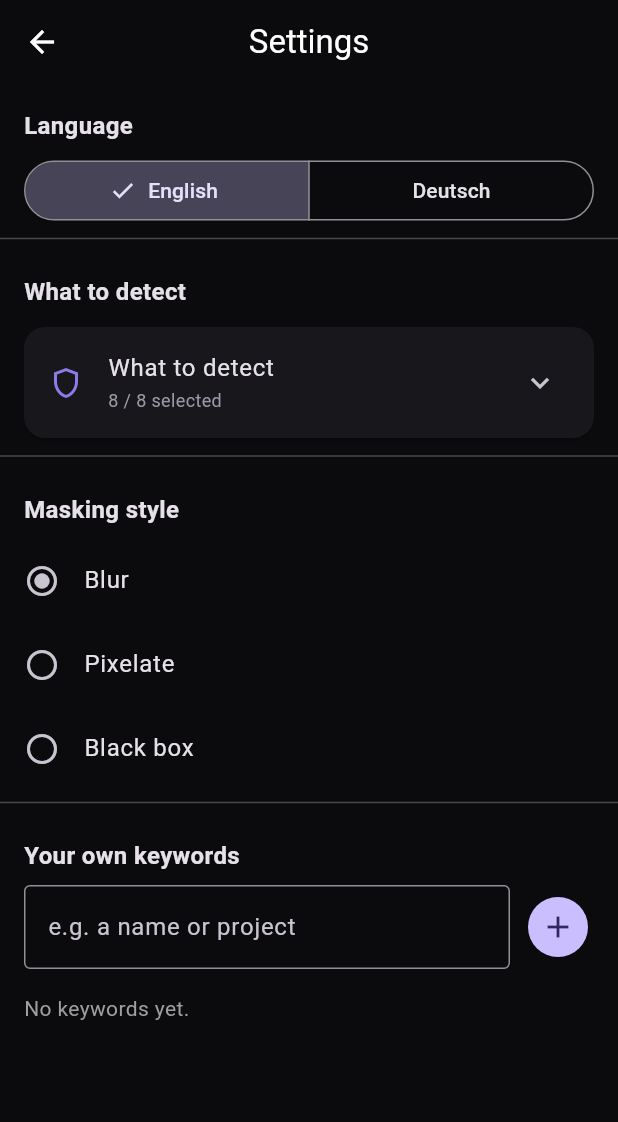
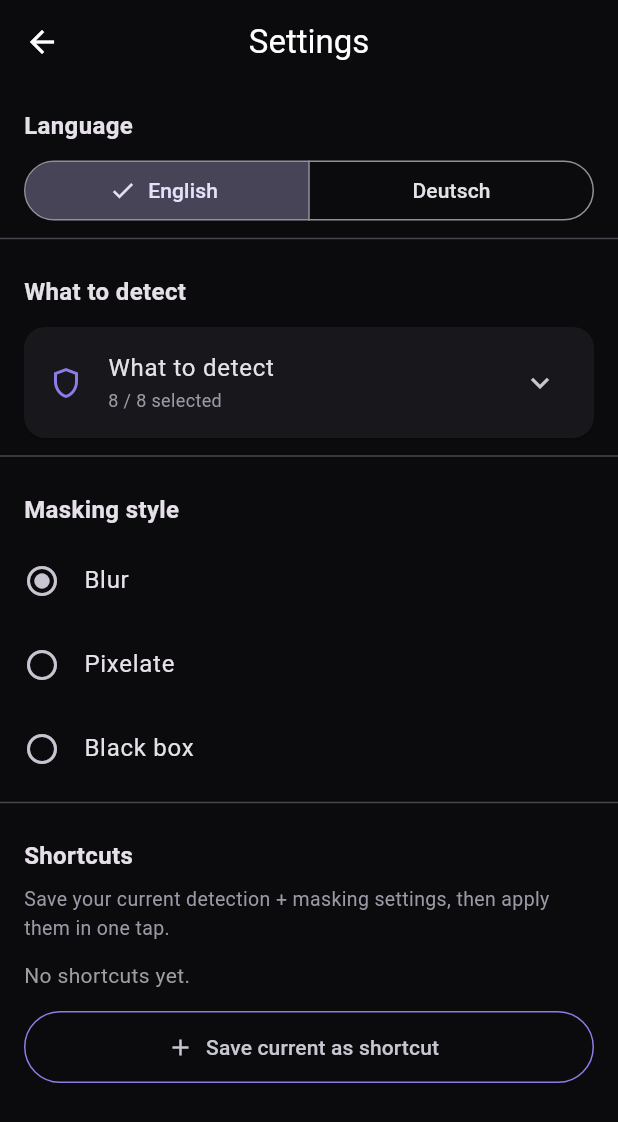
Before and after one commit to rehantariq6000-lab/black-eye, a Flutter app: the SettingsScreen screen opened directly, on a phone screen of 412 x 824 dp. Shown: the top 1122 px of the screen. Run offline on Flutter 3.47's test engine with Material 3 defaults, Android fonts, the phone set to English and light mode, and no system bars; our stand-ins replace file_picker, image_picker, pdf, share_plus, shared_preferences, web; missing offline and left inert: dart:js_interop, gal, google_mlkit_barcode_scanning, google_mlkit_text_recognition, pdfx; accounts and stored records are empty.

Commit message:
Add Shortcuts: save/apply named settings presets (categories + masking style), replacing keywords section

```diff
--- a/lib/l10n/app_strings.dart
+++ b/lib/l10n/app_strings.dart
@@ -46,6 +46,22 @@ class S {
       _pick('e.g. a name or project', 'z. B. ein Name oder Projekt');
   static String get noKeywords =>
       _pick('No keywords yet.', 'Noch keine Schlüsselwörter.');
+
+  // Shortcuts (saved presets)
+  static String get shortcuts => _pick('Shortcuts', 'Schnellzugriffe');
+  static String get shortcutsHint => _pick(
+      'Save your current detection + masking settings, then apply them in one tap.',
+      'Speichere deine aktuellen Einstellungen und wende sie mit einem Tipp an.');
+  static String get saveShortcut =>
+      _pick('Save current as shortcut', 'Aktuelle als Schnellzugriff speichern');
+  static String get shortcutNameHint =>
+      _pick('Shortcut name (e.g. Work docs)', 'Name (z. B. Arbeitsdokumente)');
+  static String get noShortcuts =>
+      _pick('No shortcuts yet.', 'Noch keine Schnellzugriffe.');
+  static String get save => _pick('Save', 'Speichern');
+  static String get cancel => _pick('Cancel', 'Abbrechen');
+  static String shortcutApplied(String name) =>
+      _pick('Applied "$name"', '„$name" angewendet');
   static String get language => _pick('Language', 'Sprache');
 
   static String get privacyStats =>
--- /dev/null
+++ b/lib/models/shortcut.dart
@@ -0,0 +1,29 @@
+/// A saved settings preset.
+///
+/// A shortcut remembers which detection categories are on and which masking
+/// style to use, under a name the user chooses — so a whole configuration can
+/// be applied in one tap instead of setting each option every time.
+class Shortcut {
+  final String name;
+  final List<String> categoryKeys;
+  final int maskStyleIndex;
+
+  const Shortcut({
+    required this.name,
+    required this.categoryKeys,
+    required this.maskStyleIndex,
+  });
+
+  Map<String, dynamic> toJson() => {
+        'name': name,
+        'keys': categoryKeys,
+        'style': maskStyleIndex,
+      };
+
+  factory Shortcut.fromJson(Map<String, dynamic> json) => Shortcut(
+        name: json['name'] as String,
+        categoryKeys:
+            (json['keys'] as List).map((e) => e as String).toList(),
+        maskStyleIndex: json['style'] as int,
+      );
+}
--- a/lib/screens/settings_screen.dart
+++ b/lib/screens/settings_screen.dart
@@ -3,6 +3,7 @@ import 'package:flutter/material.dart';
 import '../l10n/app_strings.dart';
 import '../models/detection_category.dart';
 import '../models/mask_style.dart';
+import '../models/shortcut.dart';
 import '../services/settings_service.dart';
 import '../theme.dart';
 
@@ -18,10 +19,9 @@ class SettingsScreen extends StatefulWidget {
 
 class _SettingsScreenState extends State<SettingsScreen> {
   final SettingsService _settings = SettingsService();
-  final TextEditingController _keywordController = TextEditingController();
 
   Set<String> _enabledKeys = {};
-  List<String> _keywords = [];
+  List<Shortcut> _shortcuts = [];
   MaskStyle _maskStyle = MaskStyle.blur;
   bool _loading = true;
 
@@ -31,19 +31,13 @@ class _SettingsScreenState extends State<SettingsScreen> {
     _load();
   }
 
-  @override
-  void dispose() {
-    _keywordController.dispose();
-    super.dispose();
-  }
-
   Future<void> _load() async {
     final keys = await _settings.loadEnabledKeys();
-    final keywords = await _settings.loadKeywords();
+    final shortcuts = await _settings.loadShortcuts();
     final style = await _settings.loadMaskStyle();
     setState(() {
       _enabledKeys = keys;
-      _keywords = keywords;
+      _shortcuts = shortcuts;
       _maskStyle = style;
       _loading = false;
     });
@@ -56,17 +50,60 @@ class _SettingsScreenState extends State<SettingsScreen> {
     await _settings.setEnabled(key, isOn);
   }
 
-  Future<void> _addKeyword() async {
-    final word = _keywordController.text.trim();
-    if (word.isEmpty) return;
-    await _settings.addKeyword(word);
-    _keywordController.clear();
-    setState(() => _keywords = List.of(_keywords)..add(word));
+  // ---- Shortcuts -----------------------------------------------------------
+
+  Future<void> _saveShortcutDialog() async {
+    final controller = TextEditingController();
+    final name = await showDialog<String>(
+      context: context,
+      builder: (context) => AlertDialog(
+        title: Text(S.saveShortcut),
+        content: TextField(
+          controller: controller,
+          autofocus: true,
+          decoration: InputDecoration(hintText: S.shortcutNameHint),
+          onSubmitted: (v) => Navigator.pop(context, v.trim()),
+        ),
+        actions: [
+          TextButton(
+            onPressed: () => Navigator.pop(context),
+            child: Text(S.cancel),
+          ),
+          FilledButton(
+            onPressed: () => Navigator.pop(context, controller.text.trim()),
+            child: Text(S.save),
+          ),
+        ],
+      ),
+    );
+    if (name == null || name.isEmpty) return;
+    final shortcut = Shortcut(
+      name: name,
+      categoryKeys: _enabledKeys.toList(),
+      maskStyleIndex: _maskStyle.index,
+    );
+    await _settings.saveShortcut(shortcut);
+    final list = await _settings.loadShortcuts();
+    setState(() => _shortcuts = list);
   }
 
-  Future<void> _removeKeyword(String word) async {
-    await _settings.removeKeyword(word);
-    setState(() => _keywords = List.of(_keywords)..remove(word));
+  Future<void> _applyShortcut(Shortcut shortcut) async {
+    await _settings.applyShortcut(shortcut);
+    setState(() {
+      _enabledKeys = shortcut.categoryKeys.toSet();
+      _maskStyle = MaskStyle.fromIndex(shortcut.maskStyleIndex);
+    });
+    if (mounted) {
+      ScaffoldMessenger.of(context).showSnackBar(
+        SnackBar(content: Text(S.shortcutApplied(shortcut.name))),
+      );
+    }
+  }
+
+  Future<void> _deleteShortcut(String name) async {
+    await _settings.deleteShortcut(name);
+    final list = await _settings.loadShortcuts();
+    setState(() => _shortcuts = list);
   }
 
   Future<void> _setMaskStyle(MaskStyle style) async {
@@ -103,9 +140,8 @@ class _SettingsScreenState extends State<SettingsScreen> {
                     onTap: () => _setMaskStyle(style),
                   ),
                 const Divider(),
-                _sectionTitle(S.yourKeywords),
-                _buildKeywordField(),
-                _buildKeywordChips(),
+                _sectionTitle(S.shortcuts),
+                _buildShortcuts(),
                 const SizedBox(height: 24),
               ],
             ),
@@ -169,44 +205,52 @@ class _SettingsScreenState extends State<SettingsScreen> {
     );
   }
 
-  Widget _buildKeywordField() {
-    return Padding(
-      padding: const EdgeInsets.symmetric(horizontal: 16),
-      child: Row(
-        children: [
-          Expanded(
-            child: TextField(
-              controller: _keywordController,
-              decoration: InputDecoration(
-                hintText: S.keywordHint,
-                border: const OutlineInputBorder(),
+  Widget _buildShortcuts() {
+    return Column(
+      crossAxisAlignment: CrossAxisAlignment.stretch,
+      children: [
+        Padding(
+          padding: const EdgeInsets.fromLTRB(16, 0, 16, 8),
+          child: Text(S.shortcutsHint,
+              style: const TextStyle(color: AppColors.textMuted, fontSize: 13)),
+        ),
+        if (_shortcuts.isEmpty)
+          Padding(
+            padding: const EdgeInsets.symmetric(horizontal: 16, vertical: 4),
+            child: Text(S.noShortcuts,
+                style: const TextStyle(color: Colors.grey)),
+          )
+        else
+          for (final shortcut in _shortcuts)
+            Padding(
+              padding: const EdgeInsets.symmetric(horizontal: 12, vertical: 3),
+              child: Card(
+                margin: EdgeInsets.zero,
+                child: ListTile(
+                  leading: const Icon(Icons.bolt, color: AppColors.accent),
+                  title: Text(shortcut.name),
+                  subtitle: Text(
+                    '${shortcut.categoryKeys.length} ${S.selectedLabel} · '
+                    '${MaskStyle.fromIndex(shortcut.maskStyleIndex).label}',
+                    style: const TextStyle(fontSize: 12),
+                  ),
+                  trailing: IconButton(
+                    icon: const Icon(Icons.delete_outline),
+                    onPressed: () => _deleteShortcut(shortcut.name),
+                  ),
+                  onTap: () => _applyShortcut(shortcut),
+                ),
               ),
-              onSubmitted: (_) => _addKeyword(),
             ),
+        Padding(
+          padding: const EdgeInsets.fromLTRB(16, 10, 16, 0),
+          child: OutlinedButton.icon(
+            icon: const Icon(Icons.add),
+            label: Text(S.saveShortcut),
+            onPressed: _saveShortcutDialog,
           ),
-          const SizedBox(width: 8),
-          IconButton.filled(icon: const Icon(Icons.add), onPressed: _addKeyword),
-        ],
-      ),
-    );
-  }
-
-  Widget _buildKeywordChips() {
-    if (_keywords.isEmpty) {
-      return Padding(
-        padding: const EdgeInsets.all(16),
-        child: Text(S.noKeywords, style: const TextStyle(color: Colors.grey)),
-      );
-    }
-    return Padding(
-      padding: const EdgeInsets.all(16),
-      child: Wrap(
-        spacing: 8,
-        children: [
-          for (final word in _keywords)
-            Chip(label: Text(word), onDeleted: () => _removeKeyword(word)),
-        ],
-      ),
+        ),
+      ],
     );
   }
 }
--- a/lib/services/settings_service.dart
+++ b/lib/services/settings_service.dart
@@ -1,7 +1,10 @@
+import 'dart:convert';
+
 import 'package:shared_preferences/shared_preferences.dart';
 
 import '../models/detection_category.dart';
 import '../models/mask_style.dart';
+import '../models/shortcut.dart';
 
 /// Stores everything Black Eye needs to remember between sessions:
 /// which categories are on, the user's own keywords, the chosen mask style,
@@ -49,6 +52,46 @@ class SettingsService {
   Future<void> setLanguageIndex(int index) async {
     final prefs = await SharedPreferences.getInstance();
     await prefs.setInt(_languageKey, index);
+  }
+
+  // ---- Shortcuts (saved presets) -------------------------------------------
+
+  static const String _shortcutsKey = 'shortcuts';
+
+  Future<List<Shortcut>> loadShortcuts() async {
+    final prefs = await SharedPreferences.getInstance();
+    final raw = prefs.getString(_shortcutsKey);
+    if (raw == null) return [];
+    final list = jsonDecode(raw) as List;
+    return list
+        .map((e) => Shortcut.fromJson(e as Map<String, dynamic>))
+        .toList();
+  }
+
+  /// Adds or replaces a shortcut with the same name.
+  Future<void> saveShortcut(Shortcut shortcut) async {
+    final prefs = await SharedPreferences.getInstance();
+    final list = await loadShortcuts()
+      ..removeWhere((s) => s.name == shortcut.name)
+      ..add(shortcut);
+    await prefs.setString(
+        _shortcutsKey, jsonEncode(list.map((s) => s.toJson()).toList()));
+  }
+
+  Future<void> deleteShortcut(String name) async {
+    final prefs = await SharedPreferences.getInstance();
+    final list = await loadShortcuts()..removeWhere((s) => s.name == name);
+    await prefs.setString(
+        _shortcutsKey, jsonEncode(list.map((s) => s.toJson()).toList()));
+  }
+
+  /// Applies a shortcut: turns the listed categories on (others off) and sets
+  /// the masking style, so the next scan uses exactly this preset.
+  Future<void> applyShortcut(Shortcut shortcut) async {
+    for (final category in kAllCategories) {
+      await setEnabled(category.key, shortcut.categoryKeys.contains(category.key));
+    }
+    await setMaskStyle(MaskStyle.fromIndex(shortcut.maskStyleIndex));
   }
 
   // ---- Categories ----------------------------------------------------------
```
